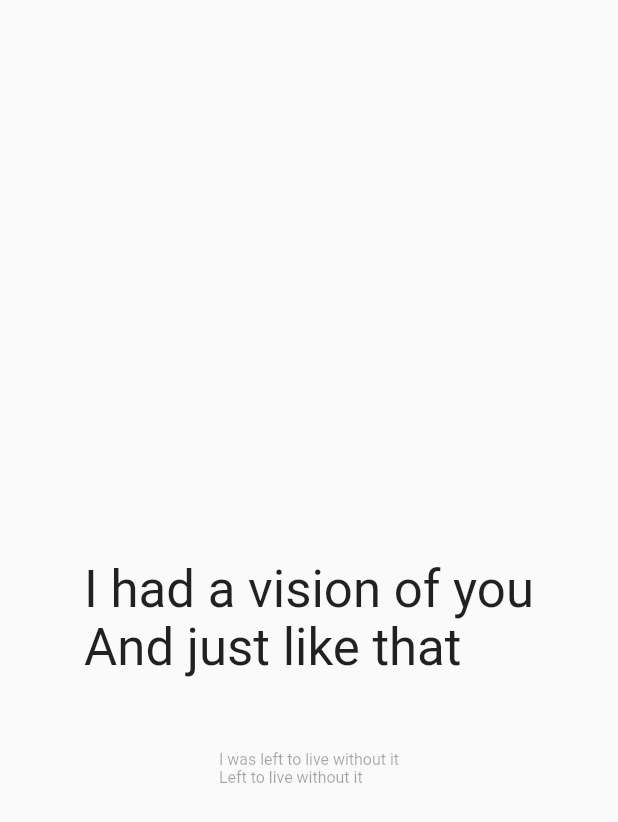
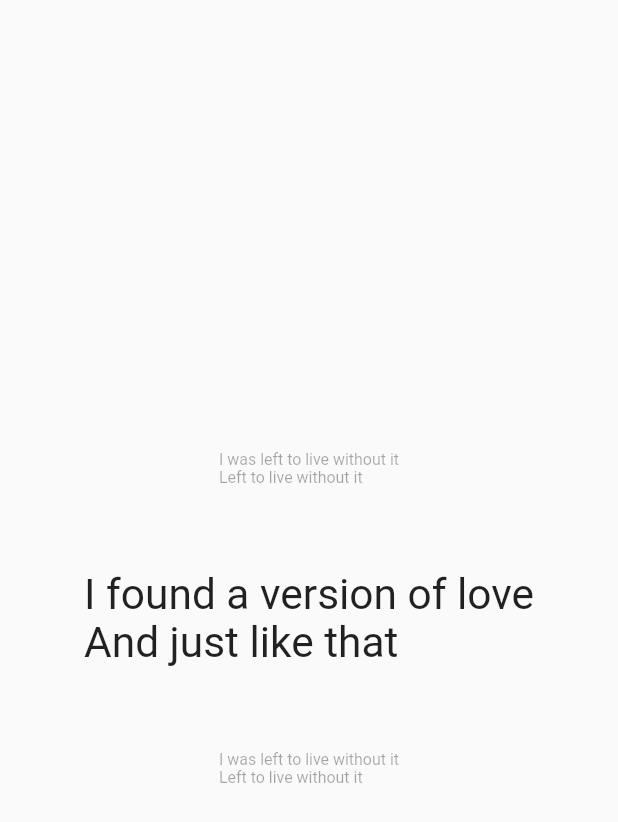
Before and after one commit to Dennisaurus-Rex/focused-text, a Flutter app: the screen it shows after launch, on a phone screen of 412 x 824 dp. Shown: the top 822 px of the screen. Run offline on Flutter 3.47's test engine with Material 2 defaults, Android fonts, the light colour scheme and no system bars.

Commit message:
updated read me

```diff
--- a/lib/main.dart
+++ b/lib/main.dart
@@ -78,6 +78,8 @@ class MainApp extends StatelessWidget {
             child: FocusedTextWidget.fromString(
               text: _text,
               resizeFactor: 0.4,
+              autoPlay: true,
+              autoPlayDuration: const Duration(seconds: 3),
             ),
           ),
         ),
```
Also changed, not shown: gif/focused_text_auto.gif (added), gif/focused_text_mouse.gif (added), 1 other file.
